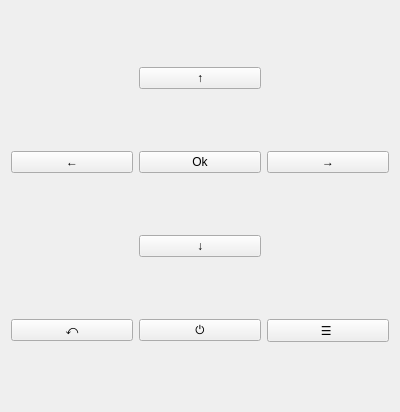
This is devicecontrolpadview.ui in eo640217/device-simulator as Qt 5 draws it before an edit. The edited form follows.
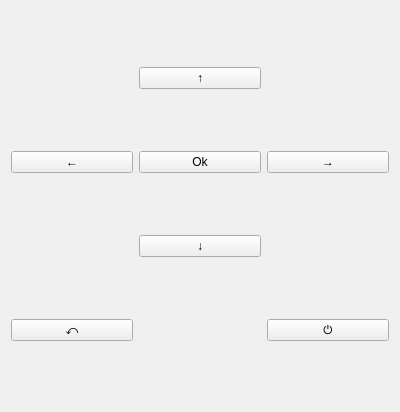
This is the edited form.

Diff of the .ui file:
```diff
--- a/devicecontrolpadview.ui
+++ b/devicecontrolpadview.ui
@@ -56,17 +56,10 @@
      </property>
     </widget>
    </item>
-   <item row="4" column="1">
-    <widget class="QPushButton" name="pushButton_7">
-     <property name="text">
-      <string>⏻</string>
-     </property>
-    </widget>
-   </item>
    <item row="4" column="2">
     <widget class="QPushButton" name="pushButton_8">
      <property name="text">
-      <string>☰ </string>
+      <string>⏻</string>
      </property>
     </widget>
    </item>
```
Left out of the diff: 14 changed lines with no effect on the pictures.
